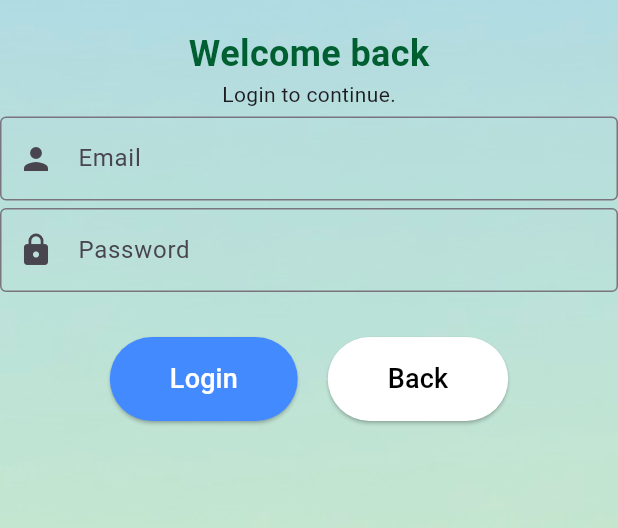
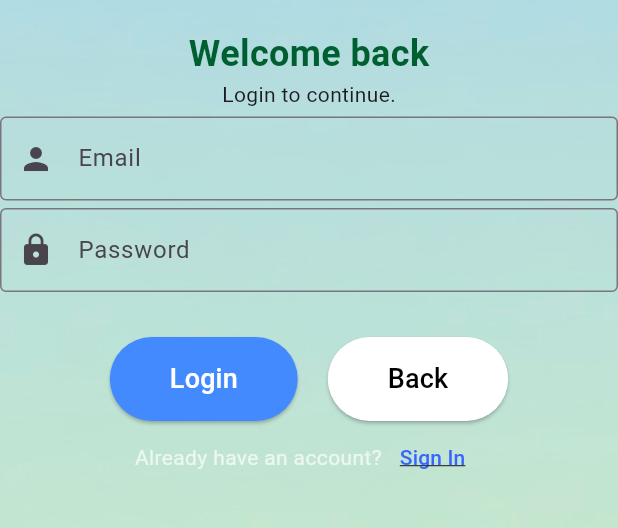
Before and after one commit to dnamdeptrai/to_do_app, a Flutter app: the screen it shows after launch, after a tap on "Get Started", on a phone screen of 412 x 824 dp, the part 452-980 px from its top. Run offline on Flutter 3.47's test engine with Material 3 defaults, Android fonts, the phone set to English and light mode, and no system bars; our stand-ins replace sqflite; accounts and stored records are empty.

Commit message:
Hoan thien dki dnhap lan cuoi =))

```diff
--- a/lib/View/LogInView.dart
+++ b/lib/View/LogInView.dart
@@ -1,5 +1,6 @@
 import 'package:flutter/material.dart';
 import 'package:to_do_app/Controller/LoginController.dart';
+import 'package:to_do_app/View/SignInView.dart';
 
 class LogInView extends StatefulWidget {
   const LogInView({super.key});
@@ -115,6 +116,31 @@ class _LoginViewState extends State<LogInView> {
                   ),
                 ],
               ),
+              Row(
+                mainAxisAlignment: MainAxisAlignment.center,
+                children: [
+                  Text(
+                    "Already have an account?",
+                    style: TextStyle(fontSize: 14, color: Colors.white70),
+                  ),
+                  TextButton(
+                    onPressed: () {
+                      Navigator.push(
+                        context,
+                        MaterialPageRoute(builder: (context) => SignInView()),
+                      );
+                    },
+                    child: Text(
+                      "Sign In",
+                      style: TextStyle(
+                        fontSize: 14,
+                        color: const Color.fromARGB(255, 55, 101, 255),
+                        decoration: TextDecoration.underline,
+                      ),
+                    ),
+                  ),
+                ],
+              ),
             ],
           ),
         ),
```
